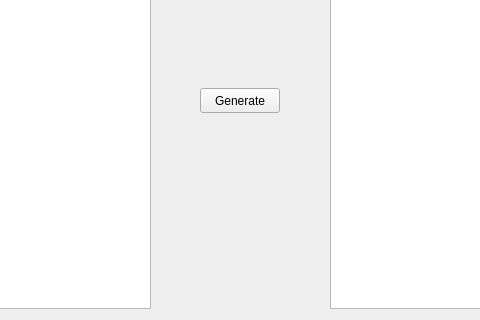
JonRackler/Dynamic_Query_Helper, file mainwindow.ui: the form before one commit; both pictures show x 160 to 640 and y 142 to 462 of the 800 by 600 pixel window.
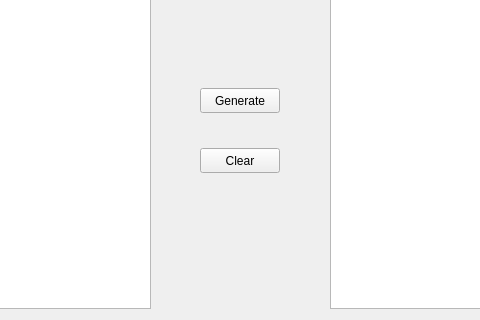
The form after the commit.

Commit message: Added clear button

Diff of the .ui file:
```diff
--- a/mainwindow.ui
+++ b/mainwindow.ui
@@ -109,6 +109,19 @@
      <string>Field</string>
     </property>
    </widget>
+   <widget class="QPushButton" name="clear_button">
+    <property name="geometry">
+     <rect>
+      <x>360</x>
+      <y>290</y>
+      <width>80</width>
+      <height>25</height>
+     </rect>
+    </property>
+    <property name="text">
+     <string>Clear</string>
+    </property>
+   </widget>
   </widget>
   <widget class="QMenuBar" name="menubar">
    <property name="geometry">
```
The commit also changes 3 other files.
